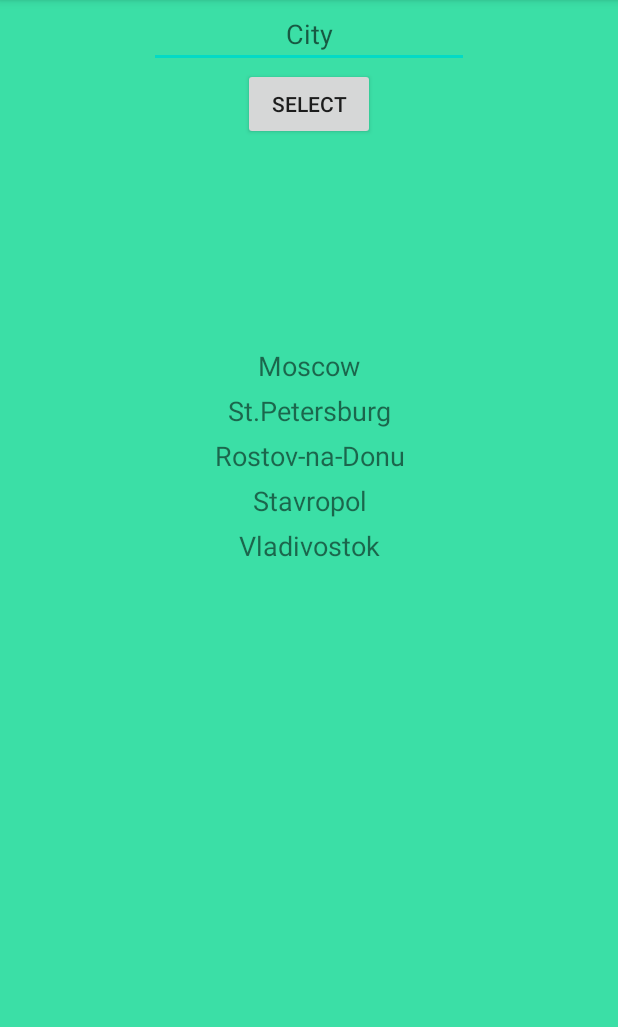
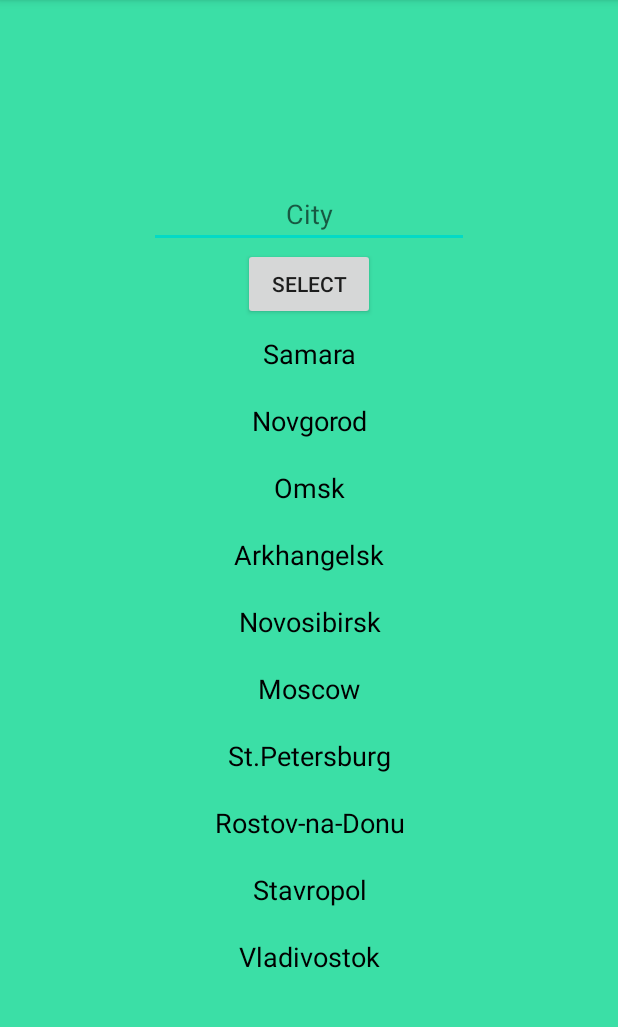
Before and after one commit to Ruslan61/Android_Base_Level, an Android app: the screen it shows after launch (CityActivity), after a tap on "CHOOSE A CITY", on a phone screen of 412 x 824 dp, the part 84-1111 px from its top. Run offline under Robolectric (Android 15) with nearby library versions, the phone set to English and light mode, and no system bars.

Commit message:
bugs 2 fixed

```diff
--- a/app/src/main/java/com/geekbrains/a1l1_helloworld/ui/activities/CityActivity.java
+++ b/app/src/main/java/com/geekbrains/a1l1_helloworld/ui/activities/CityActivity.java
@@ -4,33 +4,50 @@ import android.content.Intent;
 import android.os.Bundle;
 import android.view.View;
 import android.widget.EditText;
-import android.widget.TextView;
+
 import androidx.annotation.Nullable;
 import androidx.appcompat.app.AppCompatActivity;
+import androidx.recyclerview.widget.LinearLayoutManager;
+import androidx.recyclerview.widget.RecyclerView;
+
 import com.geekbrains.a1l1_helloworld.R;
 
 
-public class CityActivity extends AppCompatActivity implements View.OnClickListener {
+public class CityActivity extends AppCompatActivity  {
+//implements View.OnClickListener
     public final static String cityActivityDataKey = "cityActivityDataKey";
     private EditText inputCity;
-    private TextView moscow;
-    private TextView st_petersburg;
-    private TextView rostov_na_donu;
-    private TextView stavropol;
-    private TextView vladivostok;
+//    private TextView moscow;
+//    private TextView stPetersburg;
+//    private TextView rostovNaDonu;
+//    private TextView stavropol;
+//    private TextView vladivostok;
+    private RecyclerView recyclerView;
+    private String[] cityList = new String[] {"Samara", "Novgorod", "Omsk",
+            "Arkhangelsk", "Novosibirsk", "Moscow",
+            "St.Petersburg", "Rostov-na-Donu", "Stavropol", "Vladivostok"};
 
     @Override
     protected void onCreate(@Nullable Bundle savedInstanceState) {
         super.onCreate(savedInstanceState);
         setContentView(R.layout.city_layout);
         initViews();
+        setupRecyclerView();
         setOnClickListenerForSelectBtn();
 
-        moscow.setOnClickListener(CityActivity.this);
-        st_petersburg.setOnClickListener(CityActivity.this);
-        rostov_na_donu.setOnClickListener(CityActivity.this);
-        stavropol.setOnClickListener(CityActivity.this);
-        vladivostok.setOnClickListener(CityActivity.this);
+//        moscow.setOnClickListener(CityActivity.this);
+//        stPetersburg.setOnClickListener(CityActivity.this);
+//        rostovNaDonu.setOnClickListener(CityActivity.this);
+//        stavropol.setOnClickListener(CityActivity.this);
+//        vladivostok.setOnClickListener(CityActivity.this);
+    }
+
+    private void setupRecyclerView() {
+        LinearLayoutManager layoutManager = new LinearLayoutManager(getBaseContext());
+        RecyclerDataAdapter adapter = new RecyclerDataAdapter(cityList);
+
+        recyclerView.setLayoutManager(layoutManager);
+        recyclerView.setAdapter(adapter);
     }
 
     private void setOnClickListenerForSelectBtn() {
@@ -45,33 +62,34 @@ public class CityActivity extends AppCompatActivity implements View.OnClickListe
         });
     }
 
-    @Override
-    public void onClick(View v) {
-        switch (v.getId()) {
-            case R.id.textViewMoscow:
-                inputCity.setText(R.string.city_moscow);
-                break;
-            case R.id.textViewPeter:
-                inputCity.setText(R.string.city_st_petersburg);
-                break;
-            case R.id.textViewRostov:
-                inputCity.setText(R.string.city_rostov_na_donu);
-                break;
-            case R.id.textViewStavropol:
-                inputCity.setText(R.string.city_stavropol);
-                break;
-            case R.id.textViewVladivostok:
-                inputCity.setText(R.string.city_vladivostok);
-                break;
-        }
-    }
+//    @Override
+//    public void onClick(View v) {
+//        switch (v.getId()) {
+//            case R.id.textViewMoscow:
+//                inputCity.setText(R.string.city_moscow);
+//                break;
+//            case R.id.textViewPeter:
+//                inputCity.setText(R.string.city_st_petersburg);
+//                break;
+//            case R.id.textViewRostov:
+//                inputCity.setText(R.string.city_rostov_na_donu);
+//                break;
+//            case R.id.textViewStavropol:
+//                inputCity.setText(R.string.city_stavropol);
+//                break;
+//            case R.id.textViewVladivostok:
+//                inputCity.setText(R.string.city_vladivostok);
+//                break;
+//        }
+//    }
 
     private void initViews() {
         inputCity = findViewById(R.id.inputCity);
-        moscow = findViewById(R.id.textViewMoscow);
-        st_petersburg = findViewById(R.id.textViewPeter);
-        rostov_na_donu = findViewById(R.id.textViewRostov);
-        stavropol = findViewById(R.id.textViewStavropol);
-        vladivostok = findViewById(R.id.textViewVladivostok);
+//        moscow = findViewById(R.id.textViewMoscow);
+//        stPetersburg = findViewById(R.id.textViewPeter);
+//        rostovNaDonu = findViewById(R.id.textViewRostov);
+//        stavropol = findViewById(R.id.textViewStavropol);
+//        vladivostok = findViewById(R.id.textViewVladivostok);
+        recyclerView = findViewById(R.id.recyclerView);
     }
 }
--- a/app/src/main/java/com/geekbrains/a1l1_helloworld/ui/activities/MainActivity.java
+++ b/app/src/main/java/com/geekbrains/a1l1_helloworld/ui/activities/MainActivity.java
@@ -3,9 +3,6 @@ package com.geekbrains.a1l1_helloworld.ui.activities;
 import androidx.annotation.NonNull;
 import androidx.annotation.Nullable;
 import androidx.appcompat.app.AppCompatActivity;
-import androidx.recyclerview.widget.LinearLayoutManager;
-import androidx.recyclerview.widget.RecyclerView;
-
 import android.content.Intent;
 import android.os.Bundle;
 import android.view.View;
@@ -14,20 +11,16 @@ import android.widget.TextView;
 import com.geekbrains.a1l1_helloworld.R;
 
 public class MainActivity extends AppCompatActivity {
-
     private Button chooseACity;
     private TextView displayedCity;
     private final String actualDisplayedCity = "actualDisplayedCity";
-    private RecyclerView recyclerView;
-    private String[] listData = new String[] {"Samara", "Novgorod", "Omsk",
-            "Arkhangelsk", "Novosibirsk"};
+
 
     @Override
     protected void onCreate(Bundle savedInstanceState) {
         super.onCreate(savedInstanceState);
         setContentView(R.layout.weather_layout);
         initViews();
-        setupRecyclerView();
         setOnOpenCityActivity();
     }
 
@@ -41,13 +34,7 @@ public class MainActivity extends AppCompatActivity {
         super.onStop();
     }
 
-    private void setupRecyclerView() {
-        LinearLayoutManager layoutManager = new LinearLayoutManager(getBaseContext());
-        RecyclerDataAdapter adapter = new RecyclerDataAdapter(listData);
 
-        recyclerView.setLayoutManager(layoutManager);
-        recyclerView.setAdapter(adapter);
-    }
 
     @Override
     protected void onActivityResult(int requestCode, int resultCode, @Nullable Intent data) {
@@ -86,6 +73,5 @@ public class MainActivity extends AppCompatActivity {
     private void initViews() {
         chooseACity = findViewById(R.id.chooseACityButton);
         displayedCity = findViewById(R.id.displayedCity);
-        recyclerView = findViewById(R.id.recyclerView);
     }
 }
--- a/app/src/main/java/com/geekbrains/a1l1_helloworld/ui/activities/RecyclerDataAdapter.java
+++ b/app/src/main/java/com/geekbrains/a1l1_helloworld/ui/activities/RecyclerDataAdapter.java
@@ -6,10 +6,8 @@ import android.view.View;
 import android.view.ViewGroup;
 import android.widget.TextView;
 import android.widget.Toast;
-
 import androidx.annotation.NonNull;
 import androidx.recyclerview.widget.RecyclerView;
-
 import com.geekbrains.a1l1_helloworld.R;
 
 public class RecyclerDataAdapter extends RecyclerView.Adapter<RecyclerDataAdapter.ViewHolder> {
--- a/app/src/main/res/layout/city_layout.xml
+++ b/app/src/main/res/layout/city_layout.xml
@@ -10,6 +10,7 @@
         android:id="@+id/inputCity"
         android:layout_width="wrap_content"
         android:layout_height="wrap_content"
+        android:layout_marginTop="120dp"
         android:ems="10"
         android:layout_gravity="center"
         android:gravity="center"
@@ -26,45 +27,45 @@
     <androidx.recyclerview.widget.RecyclerView
         android:id="@+id/recyclerView"
         android:layout_width="match_parent"
-        android:layout_height="135dp"/>
+        android:layout_height="match_parent"/>
 
-    <TextView
-        android:id="@+id/textViewMoscow"
-        android:layout_width="match_parent"
-        android:layout_height="30dp"
-        android:gravity="center"
-        android:text="@string/city_moscow"
-        android:textSize="18sp" />
+<!--    <TextView-->
+<!--        android:id="@+id/textViewMoscow"-->
+<!--        android:layout_width="match_parent"-->
+<!--        android:layout_height="30dp"-->
+<!--        android:gravity="center"-->
+<!--        android:text="@string/city_moscow"-->
+<!--        android:textSize="18sp" />-->
 
-    <TextView
-        android:id="@+id/textViewPeter"
-        android:layout_width="match_parent"
-        android:layout_height="30dp"
-        android:gravity="center"
-        android:text="@string/city_st_petersburg"
-        android:textSize="18sp" />
+<!--    <TextView-->
+<!--        android:id="@+id/textViewPeter"-->
+<!--        android:layout_width="match_parent"-->
+<!--        android:layout_height="30dp"-->
+<!--        android:gravity="center"-->
+<!--        android:text="@string/city_st_petersburg"-->
+<!--        android:textSize="18sp" />-->
 
-    <TextView
-        android:id="@+id/textViewRostov"
-        android:layout_width="match_parent"
-        android:layout_height="30dp"
-        android:gravity="center"
-        android:text="@string/city_rostov_na_donu"
-        android:textSize="18sp" />
+<!--    <TextView-->
+<!--        android:id="@+id/textViewRostov"-->
+<!--        android:layout_width="match_parent"-->
+<!--        android:layout_height="30dp"-->
+<!--        android:gravity="center"-->
+<!--        android:text="@string/city_rostov_na_donu"-->
+<!--        android:textSize="18sp" />-->
 
-    <TextView
-        android:id="@+id/textViewStavropol"
-        android:layout_width="match_parent"
-        android:layout_height="30dp"
-        android:gravity="center"
-        android:text="@string/city_stavropol"
-        android:textSize="18sp" />
+<!--    <TextView-->
+<!--        android:id="@+id/textViewStavropol"-->
+<!--        android:layout_width="match_parent"-->
+<!--        android:layout_height="30dp"-->
+<!--        android:gravity="center"-->
+<!--        android:text="@string/city_stavropol"-->
+<!--        android:textSize="18sp" />-->
 
-    <TextView
-        android:id="@+id/textViewVladivostok"
-        android:layout_width="match_parent"
-        android:layout_height="30dp"
-        android:gravity="center"
-        android:text="@string/city_vladivostok"
-        android:textSize="18sp" />
+<!--    <TextView-->
+<!--        android:id="@+id/textViewVladivostok"-->
+<!--        android:layout_width="match_parent"-->
+<!--        android:layout_height="30dp"-->
+<!--        android:gravity="center"-->
+<!--        android:text="@string/city_vladivostok"-->
+<!--        android:textSize="18sp" />-->
 </LinearLayout>
```
